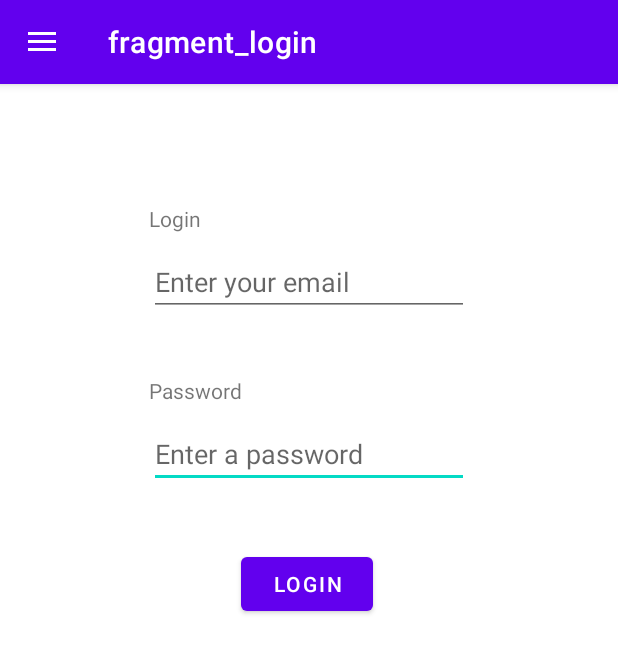
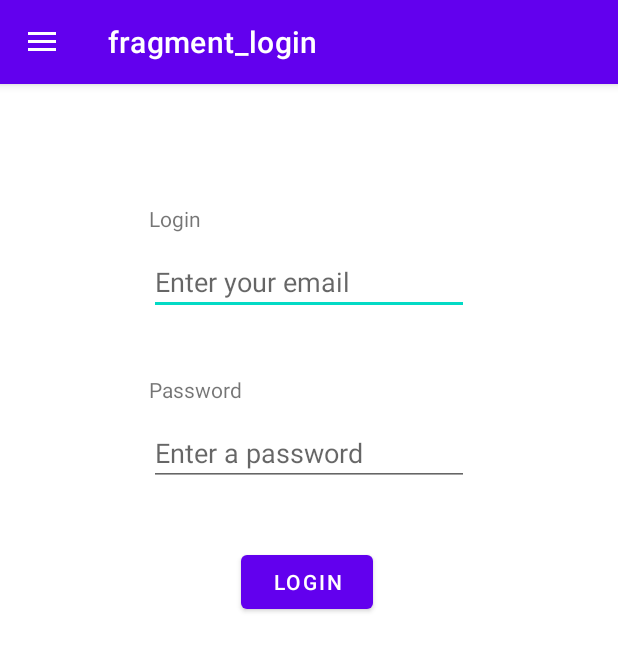
Before and after one commit to YoussefElMjd/WheaterAppAndroid, an Android app: the screen it shows after launch (MainActivity), on a phone screen of 412 x 824 dp. Shown: the top 653 px of the screen. Run offline under Robolectric (Android 15) with nearby library versions, the phone set to English and light mode, and no system bars; our stand-ins replace data binding, navigation-ui.

Commit message:
apdate code to te first remise and teacher restriction

```diff
--- a/app/src/main/res/layout/fragment_login.xml
+++ b/app/src/main/res/layout/fragment_login.xml
@@ -1,13 +1,17 @@
 <?xml version="1.0" encoding="utf-8"?>
 <layout >
-
-    <androidx.constraintlayout.widget.ConstraintLayout
+    <ScrollView
         xmlns:android="http://schemas.android.com/apk/res/android"
         xmlns:app="http://schemas.android.com/apk/res-auto"
         xmlns:tools="http://schemas.android.com/tools"
+        android:id="@+id/login_scroll"
+        android:layout_width="match_parent"
+        android:layout_height="match_parent"
+        tools:context=".MainActivity">
+    <androidx.constraintlayout.widget.ConstraintLayout
         android:layout_height="match_parent"
         android:layout_width="match_parent"
-        tools:context=".MainActivity"
+        android:windowSoftInputMode="adjustResize"
     >
         <TextView
             android:id="@+id/loginFragment"
@@ -41,7 +45,11 @@
             android:inputType="textPassword"
             app:layout_constraintEnd_toEndOf="parent"
             app:layout_constraintStart_toStartOf="parent"
-            app:layout_constraintTop_toBottomOf="@+id/textView2" />
+            app:layout_constraintTop_toBottomOf="@+id/textView2"
+            android:imeOptions="flagNoExtractUi"
+
+            style="@style/editTextLoginPage">
+        </EditText>
 
         <EditText
             android:id="@+id/emailfield"
@@ -53,7 +61,11 @@
             android:inputType="textEmailAddress"
             app:layout_constraintEnd_toEndOf="parent"
             app:layout_constraintStart_toStartOf="parent"
-            app:layout_constraintTop_toBottomOf="@+id/email" />
+            app:layout_constraintTop_toBottomOf="@+id/email"
+            android:imeOptions="flagNoExtractUi"
+            style="@style/editTextLoginPage">
+            <requestFocus />
+        </EditText>
 
         <Button
             android:id="@+id/loginButton"
@@ -65,6 +77,8 @@
             app:layout_constraintHorizontal_bias="0.491"
             app:layout_constraintStart_toStartOf="@+id/passwordfield"
             app:layout_constraintTop_toBottomOf="@+id/passwordfield" />
+
     </androidx.constraintlayout.widget.ConstraintLayout>
+    </ScrollView>
 
 </layout>
--- a/app/src/main/res/values/themes.xml
+++ b/app/src/main/res/values/themes.xml
@@ -13,4 +13,12 @@
         <item name="android:statusBarColor">?attr/colorPrimaryVariant</item>
         <!-- Customize your theme here. -->
     </style>
+
+
+    <style name="editTextLoginPage" parent="@style/Widget.AppCompat.EditText">
+        <item name="android:textSize">18sp</item>
+        <item name="android:paddingTop">10dp</item>
+        <item name="android:paddingBottom">10dp</item>
+        <item name="android:textColor">@color/purple_700</item>
+    </style>
 </resources>
```
Also changed, not shown: app/src/main/java/com/example/g56172/LoginFragment.kt (+13 -0 lines), app/src/main/res/layout-land/fragment_login_landscape.xml (added, +75 -0 lines).
